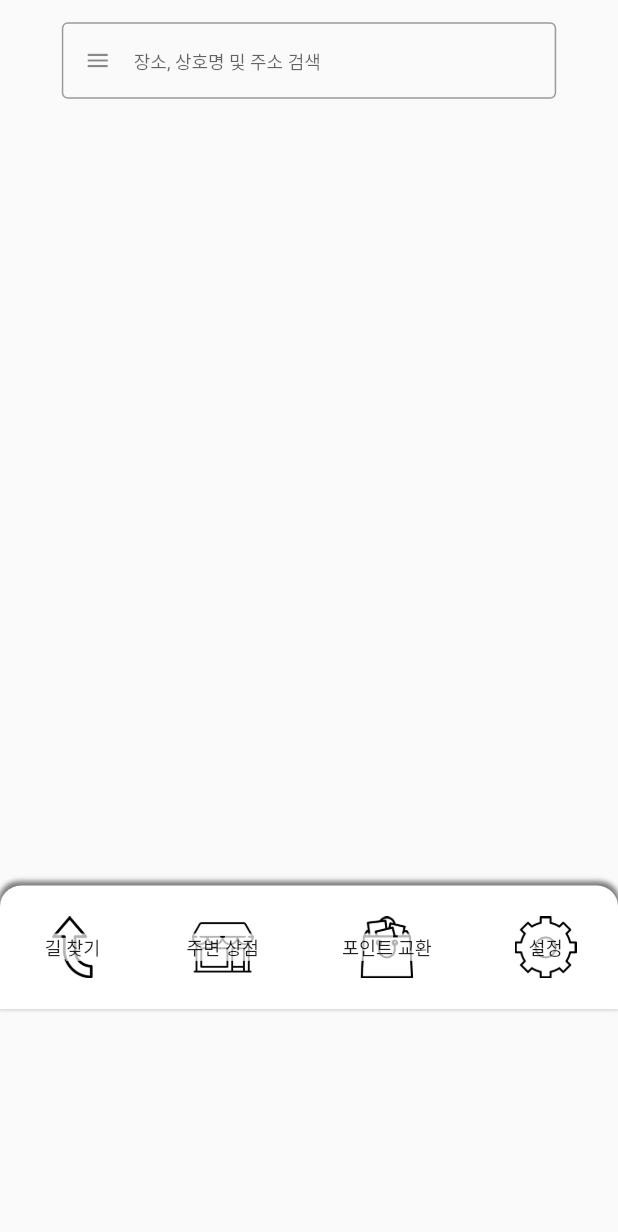
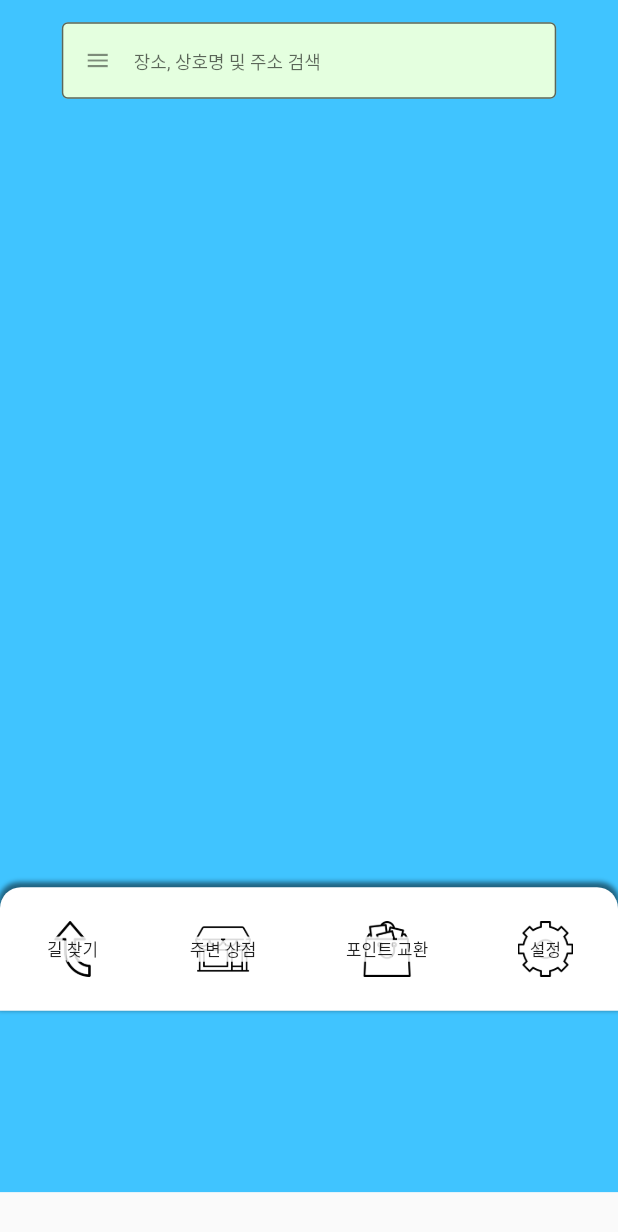
Before and after one commit to onixdragon1/All-map, a Flutter app: the MainMapScreen screen opened directly, on a phone screen of 412 x 824 dp. Shown: the top 1232 px of the screen. Run offline on Flutter 3.47's test engine with Material 2 defaults, Android fonts, the phone set to English and light mode, and no system bars.

Commit message:
Refactoring MainMapScreen.dart

```diff
--- a/lib/screen/MainMapScreen.dart
+++ b/lib/screen/MainMapScreen.dart
@@ -27,20 +27,44 @@ class _MainMapScreenState extends State<MainMapScreen> {
       child: Scaffold(
         body: Center(
           child: Container(
-            width: width * 1,
-            height: height * 1,
+            // width: width * 1,
+            // height: height * 1,
             child: Column(
               children: <Widget>[
-
                 Stack(
                   children: <Widget>[
-                    /*Google Map이 들어올 자리*/
+                    /* Background에 들어갈 Google Map 설정 시작 */
                     /*Google Map API 받아서 백그라운드로 맵 설정 후 Floating Menu 구현*/
-                    Container(
-                      decoration: BoxDecoration(color: Colors.redAccent),
+                    showGoogleMap(width, height),
+                    /* Background에 들어갈 Google Map 설정 끝 */
+
+                    /* 상단 Search 영역 설정 시작*/
+                    showSearchInput(width, height, mySearch_Controller),
+                    /* 상단 Search 영역 설정 끝 */
+
+                    /* 하단 NAVIGATION BAR 설정 시작*/
+                    showBottomNavbar(width, height),
+                    /* 하단 NAVIGATION BAR 설정 끝 */
+                  ],
                 ),
+              ],
+            ),
+          ),
+        ),
+      ),
+    );
+  }
 
-                    Container(
+  Widget showGoogleMap(width, height){
+    return Container(
+      width: width * 1,
+      height: height * 0.9645, //0.9645
+      decoration: BoxDecoration(color: Colors.lightBlueAccent),
+    );
+  }
+
+  Widget showSearchInput(width, height, mySearch_Controller){
+    return Container(
       alignment: Alignment.center,
       child: Column(
         children: <Widget>[
@@ -53,6 +77,7 @@ class _MainMapScreenState extends State<MainMapScreen> {
               obscureText: true,
               controller: mySearch_Controller,
               decoration: InputDecoration(
+                filled: true,
                 isDense: true,
                 prefixIcon: new Icon(Icons.menu),
                 border: OutlineInputBorder(),
@@ -66,11 +91,121 @@ class _MainMapScreenState extends State<MainMapScreen> {
           ),
         ],
       ),
+    );
+  }
+
+  Widget makeBottomNavbarComponent(name, width){
+
+    if(name == "길 찾기"){
+      return Stack(
+        alignment: Alignment.center,
+        children: <Widget>[
+          Image.asset(
+            'Images/upload.png',
+            fit: BoxFit.cover,
+            width: width * 0.09,
+            height: width * 0.09,
           ),
-                    /* 하단 NAVIGATION BAR 설정 시작*/
-                    Container(
+          InkWell(
+            onTap: () {
+              /* 길 찾기 메뉴 클릭 시 이동할 페이지로의 이동 코드 부분 */
+            },
+            child: Text(
+              '길 찾기',
+              style: TextStyle(
+                fontSize: width * 0.0275,
+                backgroundColor: Color.fromRGBO(255, 255, 255, 0.85),
+              ),
+            ),
+          ),
+        ],
+      );
+    }
+
+    if(name == "주변 상점"){
+      return Stack(
         alignment: Alignment.center,
-                      margin: EdgeInsets.only(top: width * 1.433),  // 1.4125 | 1.433 수치값 개발시 알아서 조정
+        children: <Widget>[
+          Image.asset(
+            'Images/shop.png',
+            fit: BoxFit.cover,
+            width: width * 0.09,
+            height: width * 0.09,
+          ),
+          InkWell(
+            onTap: () {
+              /* 주변 상점 메뉴 클릭 시 이동할 페이지로의 이동 코드 부분 */
+            },
+            child: Text(
+              '주변 상점',
+              style: TextStyle(
+                fontSize: width * 0.0275,
+                backgroundColor: Color.fromRGBO(255, 255, 255, 0.85),
+              ),
+            ),
+          ),
+        ],
+      );
+    }
+
+    if(name == "포인트 교환"){
+      return Stack(
+        alignment: Alignment.center,
+        children: <Widget>[
+          Image.asset(
+            'Images/shop_package.png',
+            fit: BoxFit.cover,
+            width: width * 0.09,
+            height: width * 0.09,
+          ),
+          InkWell(
+            onTap: () {
+              /* 포인트 교환 메뉴 클릭 시 이동할 페이지로의 이동 코드 부분 */
+            },
+            child: Text(
+              '포인트 교환',
+              style: TextStyle(
+                fontSize: width * 0.0275,
+                backgroundColor: Color.fromRGBO(255, 255, 255, 0.85),
+              ),
+            ),
+          ),
+        ],
+      );
+    }
+
+    if(name == "설정"){
+      return Stack(
+        alignment: Alignment.center,
+        children: <Widget>[
+          Image.asset(
+            'Images/settings.png',
+            fit: BoxFit.cover,
+            width: width * 0.09,
+            height: width * 0.09,
+          ),
+          InkWell(
+            onTap: () {
+              /* 설정 메뉴 클릭 시 이동할 페이지로의 이동 코드 부분 */
+            },
+            child: Text(
+              '설정',
+              style: TextStyle(
+                fontSize: width * 0.0275,
+                backgroundColor: Color.fromRGBO(255, 255, 255, 0.85),
+              ),
+            ),
+          ),
+        ],
+      );
+    }
+    else return Text("존재하지 않은 컴포넌트입니다!");
+  }
+
+  Widget showBottomNavbar(width, height){
+    return Container(
+      alignment: Alignment.center,
+      margin: EdgeInsets.only(top: width * 1.435575),  // 1.4125 | 1.435575 수치값 개발시 알아서 조정
       height: height * 0.1,
       decoration: BoxDecoration(
         color: Colors.white,
@@ -90,108 +225,11 @@ class _MainMapScreenState extends State<MainMapScreen> {
       child: Row(
         mainAxisAlignment: MainAxisAlignment.spaceAround,
         children: <Widget>[
-                          Stack(
-                            alignment: Alignment.center,
-                            children: <Widget>[
-                              Image.asset(
-                                'Images/upload.png',
-                                fit: BoxFit.cover,
-                                width: width * 0.1,
-                                height: width * 0.1,
-                              ),
-                              InkWell(
-                                onTap: () {
-                                  /* 길 찾기 메뉴 클릭 시 이동할 페이지로의 이동 코드 부분 */
-                                },
-                                child: Text(
-                                  '길 찾기',
-                                  style: TextStyle(
-                                    fontSize: width * 0.03,
-                                    backgroundColor: Color.fromRGBO(255, 255, 255, 0.7),
-                                  ),
-                                ),
-                              ),
+          makeBottomNavbarComponent("길 찾기", width),
+          makeBottomNavbarComponent("주변 상점", width),
+          makeBottomNavbarComponent("포인트 교환", width),
+          makeBottomNavbarComponent("설정", width),
         ],
-                          ),
-                          Stack(
-                            alignment: Alignment.center,
-                            children: <Widget>[
-                              Image.asset(
-                                'Images/shop.png',
-                                fit: BoxFit.cover,
-                                width: width * 0.1,
-                                height: width * 0.1,
-                              ),
-                              InkWell(
-                                onTap: () {
-                                  /* 주변 상점 메뉴 클릭 시 이동할 페이지로의 이동 코드 부분 */
-                                },
-                                child: Text(
-                                  '주변 상점',
-                                  style: TextStyle(
-                                    fontSize: width * 0.03,
-                                    backgroundColor: Color.fromRGBO(255, 255, 255, 0.7),
-                                  ),
-                                ),
-                              ),
-                            ],
-                          ),
-                          Stack(
-                            alignment: Alignment.center,
-                            children: <Widget>[
-                              Image.asset(
-                                'Images/shop_package.png',
-                                fit: BoxFit.cover,
-                                width: width * 0.1,
-                                height: width * 0.1,
-                              ),
-                              InkWell(
-                                onTap: () {
-                                  /* 포인트 교환 메뉴 클릭 시 이동할 페이지로의 이동 코드 부분 */
-                                },
-                                child: Text(
-                                  '포인트 교환',
-                                  style: TextStyle(
-                                    fontSize: width * 0.03,
-                                    backgroundColor: Color.fromRGBO(255, 255, 255, 0.7),
-                                  ),
-                                ),
-                              ),
-                            ],
-                          ),
-                          Stack(
-                            alignment: Alignment.center,
-                            children: <Widget>[
-                              Image.asset(
-                                'Images/settings.png',
-                                fit: BoxFit.cover,
-                                width: width * 0.1,
-                                height: width * 0.1,
-                              ),
-                              InkWell(
-                                onTap: () {
-                                  /* 설정 메뉴 클릭 시 이동할 페이지로의 이동 코드 부분 */
-                                },
-                                child: Text(
-                                  '설정',
-                                  style: TextStyle(
-                                    fontSize: width * 0.03,
-                                    backgroundColor: Color.fromRGBO(255, 255, 255, 0.7),
-                                  ),
-                                ),
-                              ),
-                            ],
-                          ),
-                        ],
-                      ),
-                    ),
-                    /* 하단 NAVIGATION BAR 설정 끝 */
-                  ],
-                ),
-              ],
-            ),
-          ),
-        ),
       ),
     );
   }
```
Lines whose indentation alone changed are shown as unchanged.
